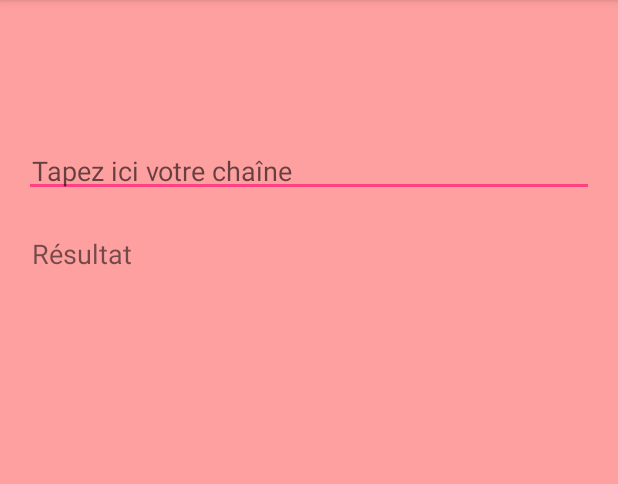
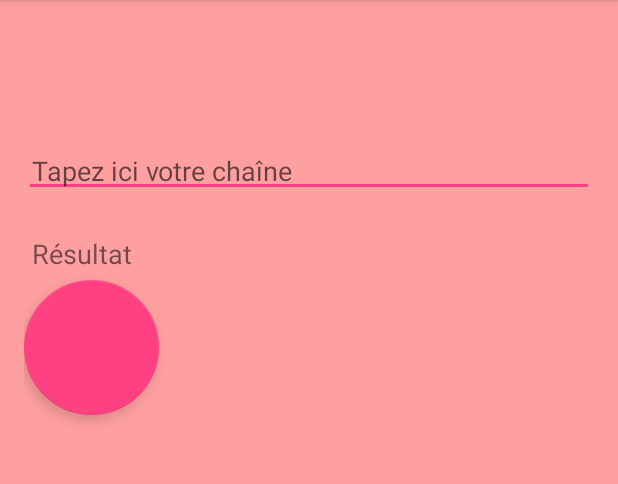
Before and after one commit to JeromedC34/Spike, an Android app: the PalindromeActivity screen opened directly, with no data from a screen before it, on a phone screen of 412 x 824 dp, the part 84-568 px from its top. Run offline under Robolectric (Android 15) with nearby library versions, the phone set to English and light mode, and no system bars.

Commit message:
initial fab

```diff
--- a/app/build.gradle
+++ b/app/build.gradle
@@ -25,5 +25,6 @@ dependencies {
         exclude group: 'com.android.support', module: 'support-annotations'
     })
     compile 'com.android.support:appcompat-v7:24.2.1'
+    compile 'com.android.support:design:24.2.1'
     testCompile 'junit:junit:4.12'
 }
--- a/app/src/main/res/layout/activity_palindrome.xml
+++ b/app/src/main/res/layout/activity_palindrome.xml
@@ -33,4 +33,10 @@
         android:paddingTop="@dimen/my_default_padding"
         android:textSize="18sp"
         android:text="@string/palindrome_result" />
+
+    <android.support.design.widget.FloatingActionButton
+        android:id="@+id/my_fab"
+        android:layout_width="90dp"
+        android:layout_height="90dp"
+        />
 </LinearLayout>
```
Also changed, not shown: app/src/main/java/com/jerome/spike/PalindromeActivity.java (+7 -1 lines).
